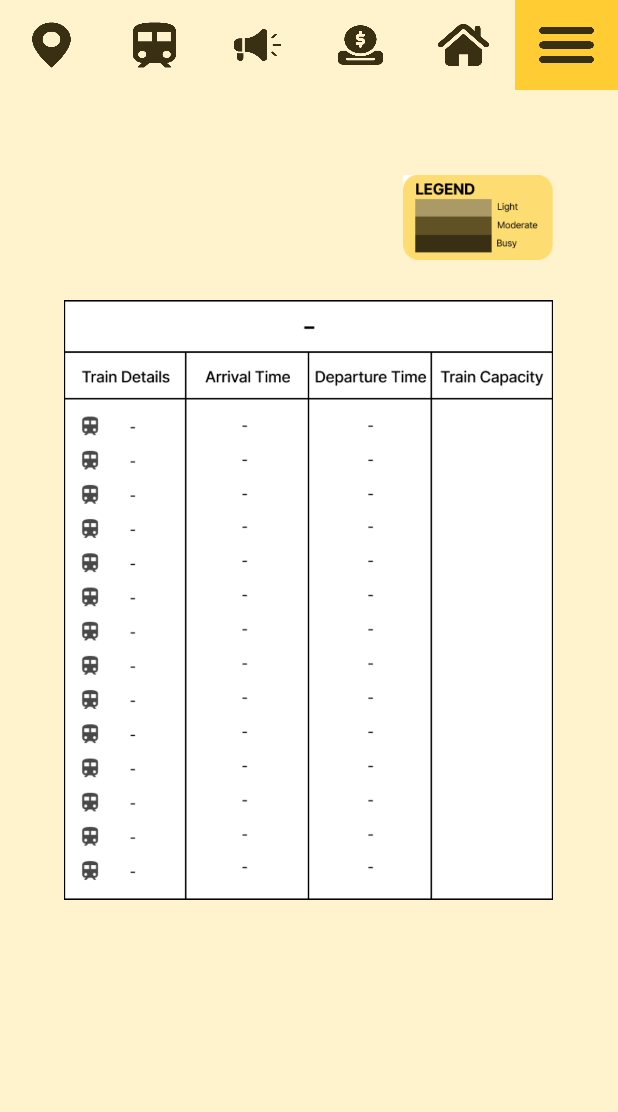
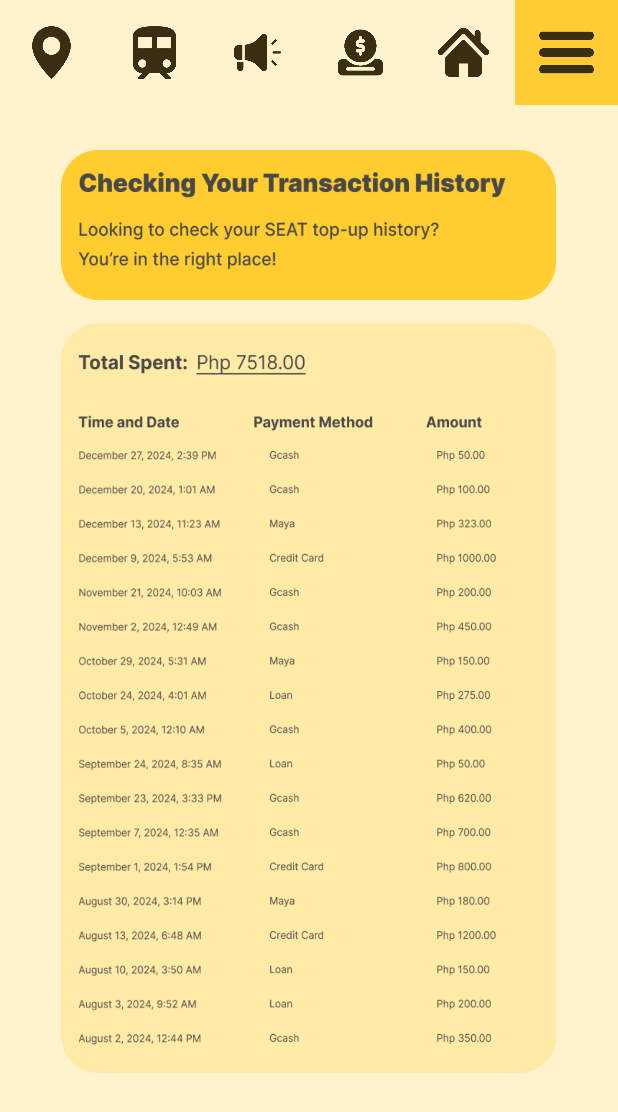
Before and after one commit to kar1man/SEAT_Mobile_App, an Android app: the layout activity_transac_history.xml on its own in the app's theme, with its tools: preview values and no code run, on a phone screen of 412 x 824 dp. Shown: the top 1112 px of the screen. Run offline under Robolectric (Android 15) with nearby library versions, the phone set to English and light mode, and no system bars.

Commit message:
transaction history was added

```diff
--- a/app/src/main/AndroidManifest.xml
+++ b/app/src/main/AndroidManifest.xml
@@ -12,6 +12,9 @@
         android:supportsRtl="true"
         android:theme="@style/Theme.SEATMobileApp"
         tools:targetApi="31">
+        <activity
+            android:name=".transac_history"
+            android:exported="false" />
         <activity
             android:name=".train_sched"
             android:exported="false" />
--- a/app/src/main/res/layout/activity_train_sched.xml
+++ b/app/src/main/res/layout/activity_transac_history.xml
@@ -3,23 +3,22 @@
     xmlns:app="http://schemas.android.com/apk/res-auto"
     xmlns:tools="http://schemas.android.com/tools"
     android:id="@+id/main"
-    android:background="#FFF3CE"
-    android:orientation="vertical"
     android:layout_width="match_parent"
     android:layout_height="match_parent"
-
-    tools:context=".train_sched">
+    android:orientation="vertical"
+    android:background="#FFF3CE"
+    tools:context=".transac_history">
 
     <LinearLayout
         android:layout_width="match_parent"
-        android:layout_height="60dp"
+        android:layout_height="70dp"
         android:orientation="horizontal"
         android:weightSum="6">
 
         <ImageButton
             android:id="@+id/location"
             android:layout_width="0dp"
-            android:layout_height="60dp"
+            android:layout_height="70dp"
             android:layout_weight="1"
             android:background="@drawable/loc"
             android:scaleType="fitCenter" />
@@ -27,7 +26,7 @@
         <ImageButton
             android:id="@+id/sched"
             android:layout_width="0dp"
-            android:layout_height="60dp"
+            android:layout_height="70dp"
             android:layout_weight="1"
             android:background="@drawable/train"
             android:scaleType="centerCrop" />
@@ -35,7 +34,7 @@
         <ImageButton
             android:id="@+id/announce"
             android:layout_width="0dp"
-            android:layout_height="60dp"
+            android:layout_height="70dp"
             android:layout_weight="1"
             android:background="@drawable/news"
             android:scaleType="centerCrop" />
@@ -43,7 +42,7 @@
         <ImageButton
             android:id="@+id/topup"
             android:layout_width="0dp"
-            android:layout_height="60dp"
+            android:layout_height="70dp"
             android:layout_weight="1"
             android:background="@drawable/money"
             android:scaleType="centerCrop" />
@@ -51,7 +50,7 @@
         <ImageButton
             android:id="@+id/home"
             android:layout_width="0dp"
-            android:layout_height="60dp"
+            android:layout_height="70dp"
             android:layout_weight="1"
             android:background="@drawable/home"
             android:scaleType="centerCrop" />
@@ -61,40 +60,40 @@
         <ImageButton
             android:id="@+id/menu"
             android:layout_width="0dp"
-            android:layout_height="60dp"
+            android:layout_height="70dp"
             android:layout_weight="1"
             android:background="@drawable/menu_bar"
             android:scaleType="centerCrop" />
+
     </LinearLayout>
 
     <LinearLayout
         android:layout_width="match_parent"
-        android:layout_height="wrap_content"
-        android:layout_marginTop="50dp"
-        android:gravity="end"
-        android:orientation="horizontal">
+        android:orientation="horizontal"
+        android:gravity="center_horizontal"
+        android:layout_height="wrap_content">
 
         <ImageView
-            android:layout_marginEnd="43dp"
-            android:layout_width="100dp"
-            android:layout_height="70dp"
-            android:src="@drawable/legend"
-            android:scaleType="fitCenter" />
+            android:layout_width="330dp"
+            android:layout_height="100dp"
+            android:layout_marginTop="30dp"
+            android:scaleType="fitCenter"
+            android:background="@drawable/check_notice"/>
     </LinearLayout>
-
 
     <LinearLayout
         android:layout_width="match_parent"
-        android:layout_height="wrap_content"
-        android:layout_marginTop="20dp"
+        android:orientation="horizontal"
         android:gravity="center_horizontal"
-        android:orientation="horizontal">
+        android:layout_height="wrap_content">
 
         <ImageView
             android:layout_width="330dp"
-            android:layout_height="400dp"
-            android:src="@drawable/train_table"
-            android:scaleType="fitCenter" />
+            android:layout_height="500dp"
+            android:layout_marginTop="15dp"
+            android:scaleType="fitCenter"
+            android:background="@drawable/actual_hist"/>
+
     </LinearLayout>
 
 </LinearLayout>
```
Also changed, not shown: app/src/main/java/com/example/seat_mobileapp/transac_history.java (added, +24 -0 lines), app/src/main/res/layout/activity_home_dashboard.xml (+7 -7 lines), app/src/main/res/drawable/actual_hist.png (added), app/src/main/res/drawable/check_notice.png (added).
